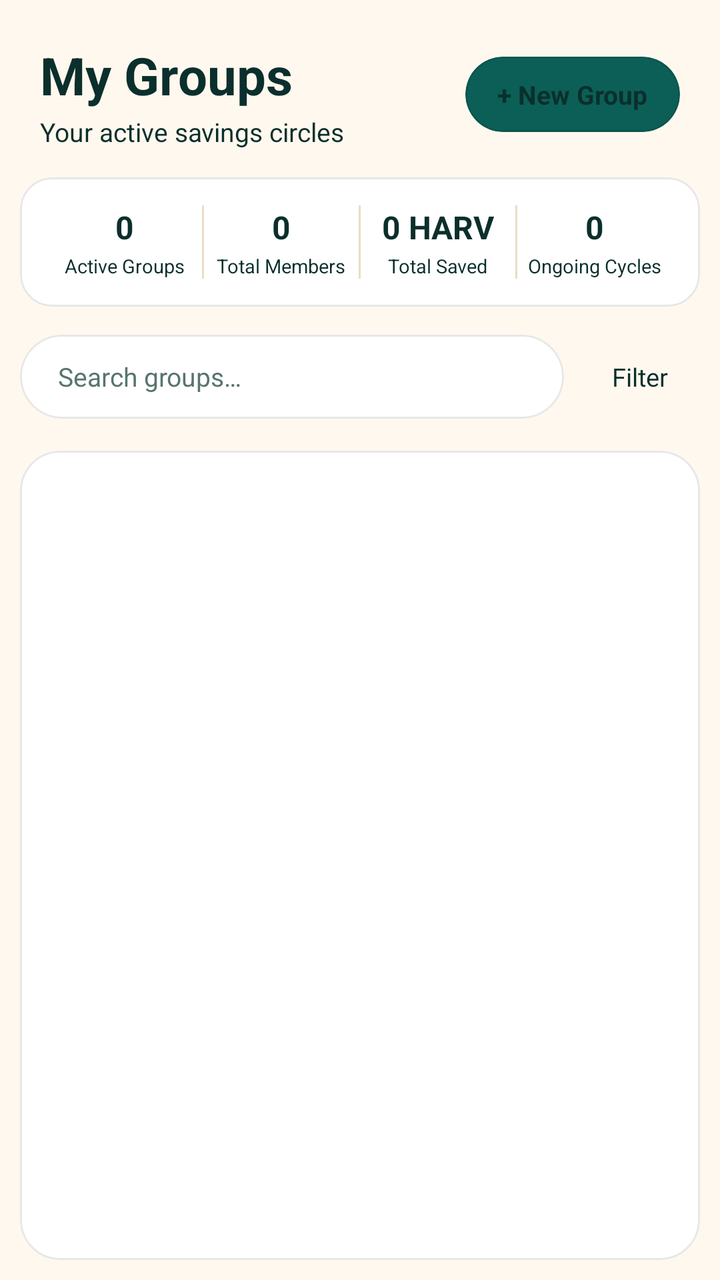
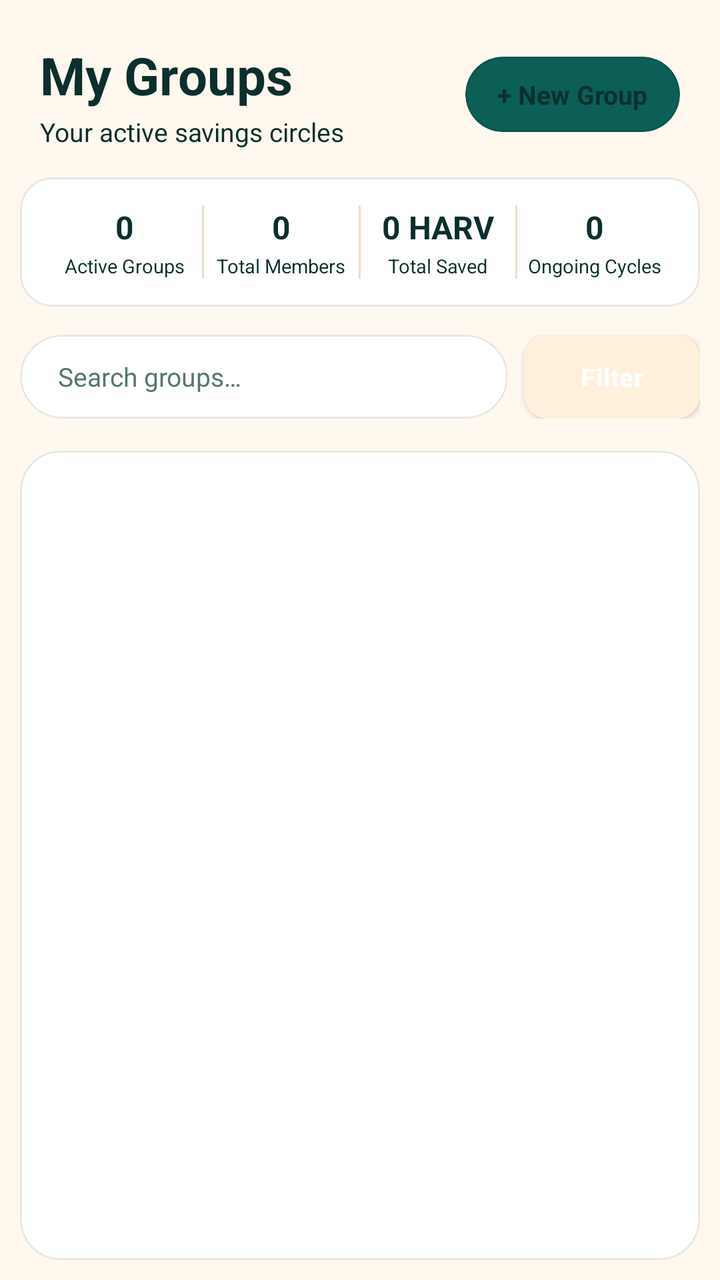

Two renders of the same Android screen: before a commit and after it. Below are the layout's source before the change and the commit's diff.
<!-- AndroidManifest.xml: application theme AppTheme -->
<!-- res/layout/groups_fragment.xml -->
<LinearLayout
	xmlns:android="http://schemas.android.com/apk/res/android"
	xmlns:app="http://schemas.android.com/apk/res-auto"
	xmlns:tools="http://schemas.android.com/tools"
	android:layout_width="match_parent"
	android:layout_height="match_parent"
	android:orientation="vertical"
	android:background="@android:color/transparent"
	android:id="@+id/_main">
	<androidx.core.widget.NestedScrollView
		android:id="@+id/vscroll4"
		android:layout_width="match_parent"
		android:layout_height="match_parent"
		android:fillViewport="true"
		android:overScrollMode="never">
		<LinearLayout
			android:id="@+id/linear1"
			android:layout_width="match_parent"
			android:layout_height="match_parent"
			android:orientation="vertical">
			<LinearLayout
				android:id="@+id/linear2"
				android:layout_width="match_parent"
				android:layout_height="wrap_content"
				android:layout_marginTop="20dp"
				android:gravity="center_vertical"
				android:orientation="horizontal"
				android:layout_marginStart="20dp"
				android:layout_marginEnd="20dp">
				<LinearLayout
					android:id="@+id/linear3"
					android:layout_width="0dp"
					android:layout_height="wrap_content"
					android:orientation="vertical"
					android:layout_weight="1">
					<TextView
						android:id="@+id/textview1"
						android:layout_width="wrap_content"
						android:layout_height="wrap_content"
						android:text="My Groups"
						android:textSize="26sp"
						android:textStyle="bold" />
					<TextView
						android:id="@+id/textview2"
						android:layout_width="wrap_content"
						android:layout_height="wrap_content"
						android:layout_marginTop="2dp"
						android:text="Your active savings circles"
						android:textSize="13sp" />
				</LinearLayout>
				<com.google.android.material.card.MaterialCardView
					android:id="@+id/cardview1"
					android:layout_width="wrap_content"
					android:layout_height="wrap_content"
					app:cardBackgroundColor="@color/colorAccent"
					app:cardElevation="0dp"
					app:cardCornerRadius="24dp"
					app:strokeWidth="1dp"
					app:strokeColor="@color/whiteFaint10">
					<TextView
						android:id="@+id/textview3"
						android:layout_width="match_parent"
						android:layout_height="wrap_content"
						android:paddingTop="10dp"
						android:paddingBottom="10dp"
						android:text="+ New Group"
						android:textSize="13sp"
						android:textStyle="bold"
						android:paddingStart="16dp"
						android:paddingEnd="16dp" />
				</com.google.android.material.card.MaterialCardView>
			</LinearLayout>
			<com.google.android.material.card.MaterialCardView
				android:id="@+id/cardview47"
				android:layout_width="match_parent"
				android:layout_height="wrap_content"
				android:layout_marginLeft="10dp"
				android:layout_marginTop="14dp"
				android:layout_marginRight="10dp"
				app:cardBackgroundColor="@color/colorSurface"
				app:cardCornerRadius="16dp"
				app:cardElevation="0dp"
				app:strokeWidth="1dp"
				app:strokeColor="@color/whiteFaint10">
				<LinearLayout
					android:id="@+id/linear96"
					android:layout_width="match_parent"
					android:layout_height="wrap_content"
					android:padding="14dp"
					android:orientation="horizontal">
					<LinearLayout
						android:id="@+id/linear97"
						android:layout_width="0dp"
						android:layout_height="wrap_content"
						android:gravity="center_horizontal"
						android:orientation="vertical"
						android:layout_weight="1">
						<TextView
							android:id="@+id/tv_stat_active_groups"
							android:layout_width="wrap_content"
							android:layout_height="wrap_content"
							android:text="0"
							android:textSize="16sp"
							android:textStyle="bold" />
						<TextView
							android:id="@+id/textview68"
							android:layout_width="wrap_content"
							android:layout_height="wrap_content"
							android:layout_marginTop="2dp"
							android:text="Active Groups"
							android:textSize="9.5sp" />
					</LinearLayout>
					<View
						android:id="@+id/view98"
						android:layout_width="1dp"
						android:layout_height="match_parent"
						android:background="@color/colorDivider" />
					<LinearLayout
						android:id="@+id/linear99"
						android:layout_width="0dp"
						android:layout_height="wrap_content"
						android:gravity="center_horizontal"
						android:orientation="vertical"
						android:layout_weight="1">
						<TextView
							android:id="@+id/tv_stat_total_members"
							android:layout_width="wrap_content"
							android:layout_height="wrap_content"
							android:text="0"
							android:textSize="16sp"
							android:textStyle="bold" />
						<TextView
							android:id="@+id/textview69"
							android:layout_width="wrap_content"
							android:layout_height="wrap_content"
							android:layout_marginTop="2dp"
							android:text="Total Members"
							android:textSize="9.5sp" />
					</LinearLayout>
					<View
						android:id="@+id/view100"
						android:layout_width="1dp"
						android:layout_height="match_parent"
						android:background="@color/colorDivider" />
					<LinearLayout
						android:id="@+id/linear101"
						android:layout_width="0dp"
						android:layout_height="wrap_content"
						android:gravity="center_horizontal"
						android:orientation="vertical"
						android:layout_weight="1">
						<TextView
							android:id="@+id/tv_stat_total_saved"
							android:layout_width="wrap_content"
							android:layout_height="wrap_content"
							android:text="0 HARV"
							android:textSize="16sp"
							android:textStyle="bold" />
						<TextView
							android:id="@+id/textview70"
							android:layout_width="wrap_content"
							android:layout_height="wrap_content"
							android:layout_marginTop="2dp"
							android:text="Total Saved"
							android:textSize="9.5sp" />
					</LinearLayout>
					<View
						android:id="@+id/view102"
						android:layout_width="1dp"
						android:layout_height="match_parent"
						android:background="@color/colorDivider" />
					<LinearLayout
						android:id="@+id/linear103"
						android:layout_width="0dp"
						android:layout_height="wrap_content"
						android:gravity="center_horizontal"
						android:orientation="vertical"
						android:layout_weight="1">
						<TextView
							android:id="@+id/tv_stat_ongoing_cycles"
							android:layout_width="wrap_content"
							android:layout_height="wrap_content"
							android:text="0"
							android:textSize="16sp"
							android:textStyle="bold" />
						<TextView
							android:id="@+id/textview71"
							android:layout_width="wrap_content"
							android:layout_height="wrap_content"
							android:layout_marginTop="2dp"
							android:text="Ongoing Cycles"
							android:textSize="9.5sp" />
					</LinearLayout>
				</LinearLayout>
			</com.google.android.material.card.MaterialCardView>
			<LinearLayout
				android:id="@+id/linear104"
				android:layout_width="match_parent"
				android:layout_height="wrap_content"
				android:layout_marginLeft="10dp"
				android:layout_marginTop="14dp"
				android:layout_marginRight="10dp"
				android:gravity="center_vertical"
				android:orientation="horizontal">
				<com.google.android.material.card.MaterialCardView
					android:id="@+id/cardview48"
					android:layout_width="0dp"
					android:layout_height="42dp"
					app:cardBackgroundColor="@color/colorSurface"
					android:layout_weight="1"
					app:cardCornerRadius="21dp"
					app:cardElevation="0dp"
					app:strokeWidth="1dp"
					app:strokeColor="@color/whiteFaint10">
					<LinearLayout
						android:id="@+id/linear105"
						android:layout_width="match_parent"
						android:layout_height="match_parent"
						android:gravity="center_vertical"
						android:orientation="horizontal"
						android:paddingStart="14dp"
						android:paddingEnd="14dp">
						<EditText
							android:id="@+id/et_search_groups"
							android:layout_width="0dp"
							android:layout_height="match_parent"
							android:padding="5dp"
							android:background="@android:color/transparent"
							android:gravity="center_vertical"
							android:textSize="13sp"
							android:hint="Search groups…"
							android:singleLine="true"
							android:layout_weight="1" />
					</LinearLayout>
				</com.google.android.material.card.MaterialCardView>
				<TextView
					android:id="@+id/btn_filter_groups"
					android:layout_width="wrap_content"
					android:layout_height="42dp"
					android:gravity="center_horizontal|center_vertical"
					android:text="Filter"
					android:textSize="12.5sp"
					android:layout_marginStart="8dp"
					android:paddingStart="16dp"
					android:paddingEnd="16dp"
					android:backgroundTint="@color/colorSurfaceRaised" />
			</LinearLayout>
			<com.google.android.material.card.MaterialCardView
				android:id="@+id/cardview10"
				android:layout_width="match_parent"
				android:layout_height="0dp"
				android:layout_marginLeft="10dp"
				android:layout_marginTop="16dp"
				android:layout_marginRight="10dp"
				android:layout_marginBottom="10dp"
				app:cardBackgroundColor="@color/colorSurface"
				android:layout_weight="1"
				app:cardCornerRadius="20dp"
				app:cardElevation="0dp"
				app:strokeWidth="1dp"
				app:strokeColor="@color/whiteFaint10">
				<ListView
					android:id="@+id/listview1"
					android:layout_width="match_parent"
					android:layout_height="match_parent"
					android:paddingTop="8dp"
					android:paddingBottom="8dp"
					android:background="@android:color/transparent"
					android:choiceMode="none"
					android:divider="@null"
					android:clipToPadding="false"
					android:nestedScrollingEnabled="true" />
			</com.google.android.material.card.MaterialCardView>
		</LinearLayout>
	</androidx.core.widget.NestedScrollView>
</LinearLayout>
<!-- resources referenced by this layout -->
<resources>
  <style name="AppTheme" parent="Theme.MaterialComponents.DayNight.NoActionBar">
          <item name="popupMenuStyle">@style/HarvanaPopupMenu</item>
          <item name="actionOverflowMenuStyle">@style/HarvanaPopupMenu</item>
          
          <item name="spinnerStyle">@style/HarvanaSpinner</item>
          <item name="materialButtonStyle">@style/HarvanaButton</item>
          <item name="materialButtonOutlinedStyle">@style/HarvanaButton.Outlined</item>
          
          <item name="homeAsUpIndicator">@drawable/ic_nav_back</item>
          
          <item name="android:textViewStyle">@style/HarvanaTextView</item>
          <item name="appBarColor">@color/colorBackground</item>
          <item name="onAppBarColor">@color/colorTextPrimary</item>
          <item name="colorSecondary">@color/colorAccent</item>
          <item name="colorOnSecondary">@color/colorTextOnAccent</item>
          <item name="colorPrimaryVariant">@color/colorAccentDark</item>
          <item name="colorSecondaryVariant">@color/colorAccentDark</item>
          <item name="colorError">@color/colorError</item>
          <item name="colorOnError">@color/colorTextPrimaryWhite</item>
          <item name="colorControlActivated">@color/colorAccent</item>
          <item name="colorControlNormal">@color/colorControlNormal</item>
          <item name="colorControlHighlight">@color/colorAccentRipple</item>
          <item name="android:textColorHighlight">@color/colorAccentStroke</item>
          <item name="android:textColorLink">@color/colorAccentStrong</item>
          <item name="android:editTextColor">@color/colorTextPrimary</item>
          <item name="android:navigationBarColor">@color/colorBackground</item>
          <item name="colorPrimary">@color/colorAccent</item>
          <item name="colorPrimaryDark">@color/colorAccentStrong</item>
          <item name="colorAccent">@color/colorAccent</item>
          <item name="colorSurface">@color/colorSurface</item>
          <item name="colorOnPrimary">@color/colorTextOnAccent</item>
          <item name="colorOnSurface">@color/colorTextPrimary</item>
          <item name="colorOnBackground">@color/colorTextPrimary</item>
          <item name="colorOnSurfaceVariant">@color/colorTextSecondary</item>
          <item name="android:textColorPrimary">@color/colorTextPrimary</item>
          <item name="android:textColorSecondary">@color/colorTextSecondary</item>
          <item name="android:textColorHint">@color/colorTextTertiary</item>
          <item name="android:statusBarColor">?attr/appBarColor</item>
          <item name="android:windowLightStatusBar">true</item>
          <item name="android:windowBackground">@color/colorBackground</item>
          <item name="alertDialogTheme">@style/HarvanaAlertDialog</item>
          <item name="materialAlertDialogTheme">@style/HarvanaAlertDialog</item>
          <item name="bottomSheetDialogTheme">@style/HarvanaBottomSheetDialog</item>
      </style>
  <!-- unchanged entries left out for length: 32 -->
</resources>

<!-- the commit's change to res/layout/groups_fragment.xml (unified diff, before → after) -->
@@ -220,7 +220,7 @@
 						android:orientation="horizontal"
 						android:paddingStart="14dp"
 						android:paddingEnd="14dp">
-						<EditText
+						<com.google.android.material.textfield.TextInputEditText
 							android:id="@+id/et_search_groups"
 							android:layout_width="0dp"
 							android:layout_height="match_parent"
@@ -233,7 +233,7 @@
 							android:layout_weight="1" />
 					</LinearLayout>
 				</com.google.android.material.card.MaterialCardView>
-				<TextView
+				<com.google.android.material.button.MaterialButton
 					android:id="@+id/btn_filter_groups"
 					android:layout_width="wrap_content"
 					android:layout_height="42dp"
@@ -243,7 +243,8 @@
 					android:layout_marginStart="8dp"
 					android:paddingStart="16dp"
 					android:paddingEnd="16dp"
-					android:backgroundTint="@color/colorSurfaceRaised" />
+					android:backgroundTint="@color/colorSurfaceRaised"
+	android:textAllCaps="false"/>
 			</LinearLayout>
 			<com.google.android.material.card.MaterialCardView
 				android:id="@+id/cardview10"
<!-- resource entries referenced after the edit -->
@@ -7,6 +7,9 @@
           <item name="spinnerStyle">@style/HarvanaSpinner</item>
           <item name="materialButtonStyle">@style/HarvanaButton</item>
           <item name="materialButtonOutlinedStyle">@style/HarvanaButton.Outlined</item>
+          <item name="textInputStyle">@style/Harvana.TextInputLayout</item>
+          <item name="materialCardViewStyle">@style/Harvana.Card</item>
+          <item name="borderlessButtonStyle">@style/HarvanaButton.Text</item>
           
           <item name="homeAsUpIndicator">@drawable/ic_nav_back</item>
           
@@ -44,6 +47,30 @@
           <item name="materialAlertDialogTheme">@style/HarvanaAlertDialog</item>
           <item name="bottomSheetDialogTheme">@style/HarvanaBottomSheetDialog</item>
       </style>
+  <style name="Harvana.TextInputLayout" parent="Widget.MaterialComponents.TextInputLayout.OutlinedBox">
+          <item name="boxCornerRadiusTopStart">12dp</item>
+          <item name="boxCornerRadiusTopEnd">12dp</item>
+          <item name="boxCornerRadiusBottomStart">12dp</item>
+          <item name="boxCornerRadiusBottomEnd">12dp</item>
+          <item name="boxStrokeColor">@color/colorAccent</item>
+          <item name="hintTextColor">@color/colorAccent</item>
+          <item name="android:textColorHint">@color/colorTextTertiary</item>
+      </style>
+  <style name="Harvana.Card" parent="Widget.MaterialComponents.CardView">
+          <item name="cardBackgroundColor">@color/colorSurface</item>
+          <item name="cardCornerRadius">16dp</item>
+          <item name="cardElevation">0dp</item>
+          <item name="strokeColor">@color/colorCardStroke</item>
+          <item name="strokeWidth">1dp</item>
+          <item name="rippleColor">@color/colorAccentRipple</item>
+      </style>
+  <style name="HarvanaButton.Text" parent="Widget.MaterialComponents.Button.TextButton">
+          <item name="cornerRadius">12dp</item>
+          <item name="android:textAllCaps">false</item>
+          <item name="android:textStyle">bold</item>
+          <item name="android:textColor">@color/colorAccentStrong</item>
+          <item name="rippleColor">@color/colorAccentRipple</item>
+      </style>
   <!-- unchanged entries left out for length: 32 -->
 </resources>
 
